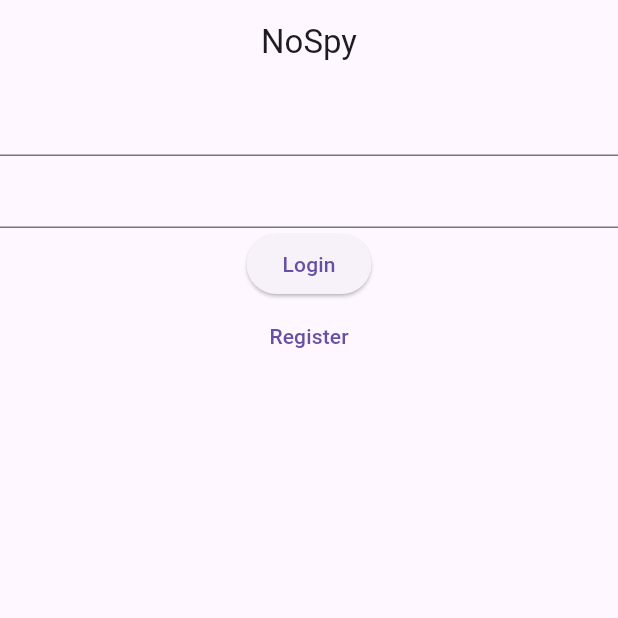
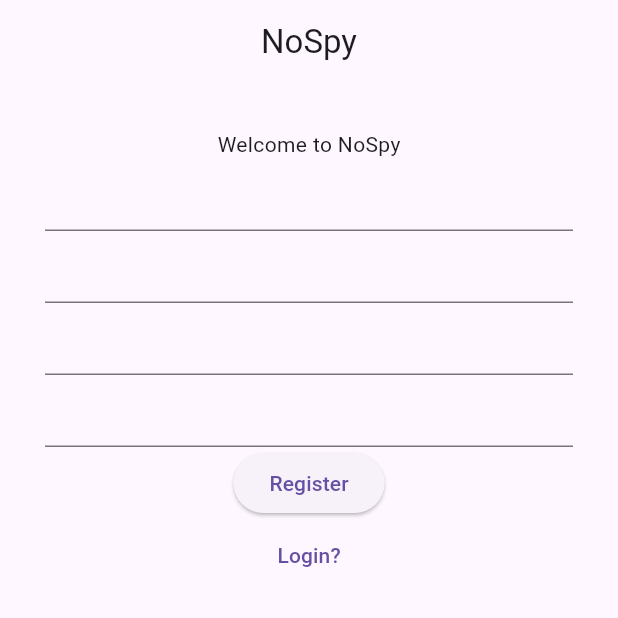
Before and after one commit to rajsharma07/Nospy_frontend, a Flutter app: the screen it shows after launch, after a tap on "Register", on a phone screen of 412 x 824 dp, the top half of it. Run offline on Flutter 3.47's test engine with Material 3 defaults, Android fonts, the phone set to English and light mode, and no system bars.

Commit message:
basic login and register page

```diff
--- a/lib/display.dart
+++ b/lib/display.dart
@@ -1,13 +1,33 @@
 import 'package:flutter/material.dart';
 import 'package:nospy/login.dart';
 
-class Display extends StatelessWidget{
+class Display extends StatefulWidget{
   Display({super.key});
+  @override
+  State<Display> createState(){
+    return _Display();
+  }
+}
+
+class _Display extends State<Display>{
+  Widget? currentpage;
+  @override
+  void initState() {
+    currentpage = Login(changepage);
+    super.initState();
+  }
+  void changepage(Widget tochange){
+    setState(() {
+      currentpage = tochange;
+    });
+  }
 
   @override
   Widget build(BuildContext context){
     return MaterialApp(
-      home: Login(),
+      home: Container(
+        child: currentpage,
+      ),
     );
   }
 }
--- a/lib/login.dart
+++ b/lib/login.dart
@@ -1,29 +1,59 @@
 import 'package:flutter/material.dart';
+import 'package:nospy/register.dart';
 
-class Login extends StatelessWidget {
-  const Login({super.key});
+class Login extends StatefulWidget {
+  const Login(this.changepage, {super.key});
+  final Function(Widget tochange) changepage;
+  @override
+  State<Login> createState() {
+    return _Login();
+  }
+}
+
+class _Login extends State<Login> {
   @override
   Widget build(BuildContext context) {
     return Scaffold(
+      backgroundColor: const Color.fromARGB(255, 203, 187, 231),
       appBar: AppBar(
+        backgroundColor: const Color.fromARGB(255, 0, 0, 0),
+        foregroundColor: const Color.fromARGB(255, 220, 202, 250),
         title: const Center(
           child: Text("NoSpy"),
         ),
       ),
-      body: Column(
+      body: SizedBox(
+        width: double.infinity,
+        child: Container(
+          margin: const EdgeInsets.all(20),
+          child: Column(
+            mainAxisAlignment: MainAxisAlignment.center,
             children: [
               TextFormField(),
+              const SizedBox(
+                height: 20,
+              ),
               TextFormField(),
+              const SizedBox(
+                height: 50,
+              ),
               ElevatedButton(
                 onPressed: () {},
                 child: const Text("Login"),
               ),
+              const SizedBox(
+                height: 20,
+              ),
               TextButton(
-            onPressed: () {},
+                onPressed: () {
+                  widget.changepage(Register(widget.changepage));
+                },
                 child: const Text("Register"),
               )
             ],
           ),
+        ),
+      ),
     );
   }
 }
--- a/lib/register.dart
+++ b/lib/register.dart
@@ -0,0 +1,48 @@
+import 'package:flutter/material.dart';
+import 'package:nospy/login.dart';
+
+class Register extends StatefulWidget {
+  const Register(this.changepage, {super.key});
+  final Function(Widget tochange) changepage;
+  @override
+  State<Register> createState() {
+    return _Register();
+  }
+}
+
+class _Register extends State<Register> {
+  @override
+  Widget build(BuildContext context) {
+    return Scaffold(
+      appBar: AppBar(
+        title: const Center(
+          child: Text("NoSpy"),
+        ),
+      ),
+      body: SizedBox(
+        width: double.infinity,
+        child: Container(
+          margin: const EdgeInsets.all(30),
+          child: Column(
+            children: [
+              const Text("Welcome to NoSpy"),
+              TextFormField(),
+              TextFormField(),
+              TextFormField(),
+              TextFormField(),
+              ElevatedButton(
+                onPressed: () {},
+                child: const Text("Register"),
+              ),
+              TextButton(
+                  onPressed: () {
+                    widget.changepage(Login(widget.changepage));
+                  },
+                  child: const Text("Login?"))
+            ],
+          ),
+        ),
+      ),
+    );
+  }
+}
```
Lines whose indentation alone changed are shown as unchanged.
